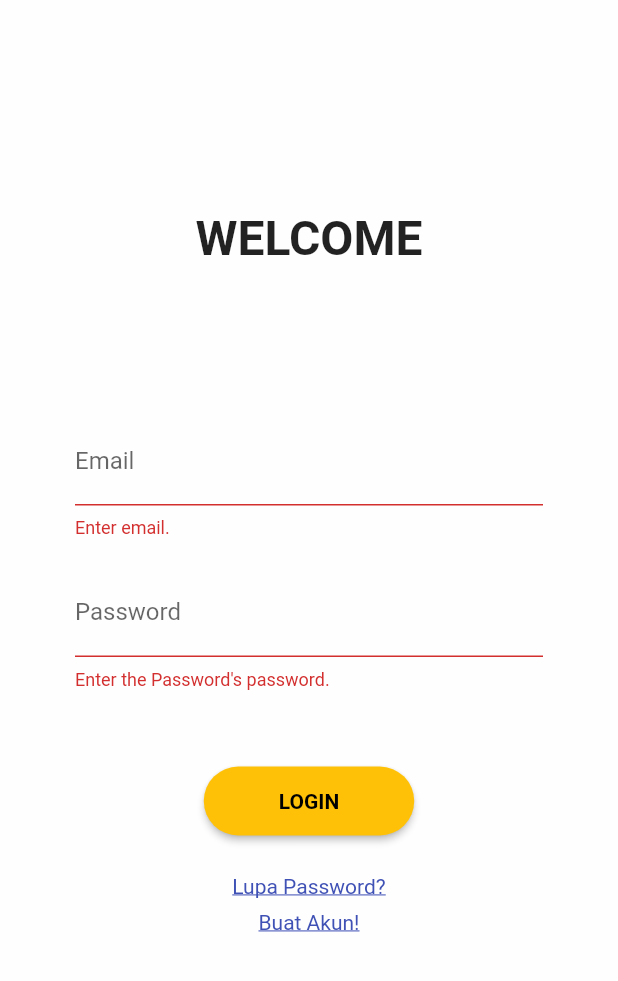
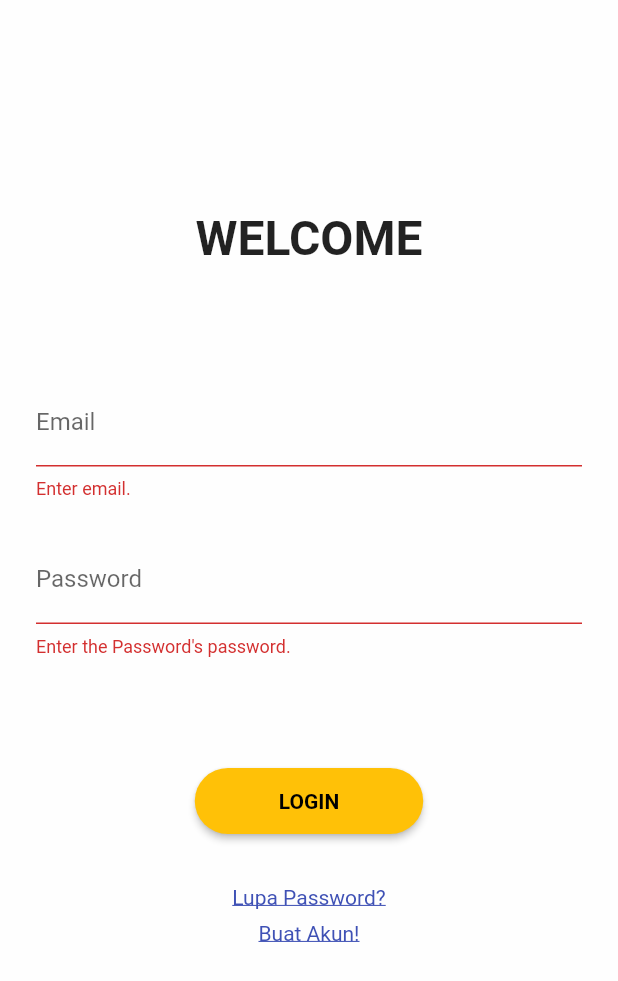
Before and after one commit to Rafael-Wun/project_unilink, a Flutter app: the screen it shows after launch, after a tap on "LOGIN", on a phone screen of 412 x 824 dp. Shown: the top 981 px of the screen. Run offline on Flutter 3.47's test engine with Material 2 defaults, Android fonts, the phone set to English and light mode, and no system bars; our stand-ins replace persistent_bottom_nav_bar; network calls fail.

Commit message:
exit commit

```diff
--- a/lib/main.dart
+++ b/lib/main.dart
@@ -1,6 +1,5 @@
 import 'package:flutter/material.dart';
-import 'package:unilink/views/main_menu.dart';
-import 'package:unilink/views/pages/login_home.dart';
+import 'package:unilink/views/pages/login_view.dart';
 
 void main() => runApp(UnilinkApp());
 
@@ -16,7 +15,7 @@ class UnilinkApp extends StatelessWidget {
       debugShowCheckedModeBanner: false,
       title: 'Unilink App',
       //home: MainMenu(),
-      home: LoginHome(),
+      home: LoginView(),
     );
   }
 }
--- a/lib/views/pages/login_home.dart
+++ b/lib/views/pages/login_view.dart
@@ -1,21 +1,19 @@
 import 'package:flutter/material.dart';
 import 'package:unilink/views/main_menu.dart';
 
-
-class LoginHome extends StatefulWidget {
-  const LoginHome({super.key});
+class LoginView extends StatefulWidget {
+  const LoginView({super.key});
 
   @override
-  State<LoginHome> createState() => _LoginHomeState();
+  State<LoginView> createState() => _LoginViewState();
 }
 
-class _LoginHomeState extends State<LoginHome> {
+class _LoginViewState extends State<LoginView> {
   final _passController = TextEditingController();
   final _emailController = TextEditingController();
   final _formKey = GlobalKey<FormState>();
 
   bool loggedIn = false;
-  late String password;
 
   void _validate() {
     final form = _formKey.currentState;
@@ -26,8 +24,10 @@ class _LoginHomeState extends State<LoginHome> {
     final password = _passController.text;
     final email = _emailController.text;
 
-    Navigator.of(context).push(
-      MaterialPageRoute(builder: (_) => MainMenu(password:password, email:email)),
+    Navigator.of(context).pushReplacement(
+      MaterialPageRoute(
+        builder: (_) => MainMenu(password: password, email: email),
+      ),
     );
   }
 
@@ -57,10 +57,7 @@ class _LoginHomeState extends State<LoginHome> {
             padding: EdgeInsets.only(top: 140),
             child: Text(
               "WELCOME",
-              style: TextStyle(
-                  fontSize: 32,
-                  fontWeight: FontWeight.bold
-              ),
+              style: TextStyle(fontSize: 32, fontWeight: FontWeight.bold),
             ),
           ),
         ],
@@ -72,7 +69,7 @@ class _LoginHomeState extends State<LoginHome> {
     return Form(
       key: _formKey,
       child: Padding(
-        padding: const EdgeInsets.all(50.0),
+        padding: const EdgeInsets.all(24.0),
         child: Column(
           mainAxisAlignment: MainAxisAlignment.center,
           children: [
@@ -81,15 +78,14 @@ class _LoginHomeState extends State<LoginHome> {
               keyboardType: TextInputType.emailAddress,
               decoration: InputDecoration(
                   enabledBorder: OutlineInputBorder(
-                    borderRadius: BorderRadius.circular(12),
+                    borderRadius: BorderRadius.circular(10.0),
                     borderSide: BorderSide(),
                   ),
                   focusedBorder: OutlineInputBorder(
-                    borderRadius: BorderRadius.circular(12),
+                    borderRadius: BorderRadius.circular(10.0),
                     borderSide: BorderSide(),
                   ),
-                  labelText: 'Email'
-              ),
+                  labelText: 'Email'),
               validator: (text) {
                 if (text!.isEmpty) {
                   return 'Enter email.';
@@ -102,50 +98,46 @@ class _LoginHomeState extends State<LoginHome> {
               },
             ),
             SizedBox(
-              height: 20,
+              height: 24,
             ),
             TextFormField(
               controller: _passController,
               obscureText: true,
               decoration: InputDecoration(
                   enabledBorder: OutlineInputBorder(
-                    borderRadius: BorderRadius.circular(12),
+                    borderRadius: BorderRadius.circular(10.0),
                     borderSide: BorderSide(),
                   ),
                   focusedBorder: OutlineInputBorder(
-                    borderRadius: BorderRadius.circular(12),
+                    borderRadius: BorderRadius.circular(10.0),
                     borderSide: BorderSide(),
                   ),
-                  labelText: 'Password'
-              ),
-              validator: (text) => text!.isEmpty ? 'Enter the Password\'s password.' : null,
+                  labelText: 'Password'),
+              validator: (text) =>
+                  text!.isEmpty ? 'Enter the Password\'s password.' : null,
             ),
-            SizedBox(height: 50),
+            SizedBox(height: 72),
             ElevatedButton(
               onPressed: _validate,
               child: Text(
                 'LOGIN',
-                style: TextStyle(
-                    color: Colors.black,
-                    fontWeight: FontWeight.bold
-                ),
+                style:
+                    TextStyle(color: Colors.black, fontWeight: FontWeight.bold),
               ),
               style: ElevatedButton.styleFrom(
-                  shape: RoundedRectangleBorder(
-                    borderRadius: BorderRadius.circular(30),
-                  ),
+                shape: RoundedRectangleBorder(
+                  borderRadius: BorderRadius.circular(50.0),
+                ),
                 backgroundColor: Colors.amber,
-                padding:EdgeInsets.only(left: 50, right: 50, top: 15, bottom: 15),
+                padding: EdgeInsets.fromLTRB(56, 14, 56, 14),
               ),
             ),
             Padding(
-              padding: EdgeInsets.only(top: 25),
+              padding: EdgeInsets.only(top: 32),
               child: Text(
                 "Lupa Password?",
                 style: TextStyle(
-                    decoration: TextDecoration.underline,
-                    color: Colors.indigo
-                ),
+                    decoration: TextDecoration.underline, color: Colors.indigo),
               ),
             ),
             Padding(
@@ -153,9 +145,7 @@ class _LoginHomeState extends State<LoginHome> {
               child: Text(
                 "Buat Akun!",
                 style: TextStyle(
-                    decoration: TextDecoration.underline,
-                    color: Colors.indigo
-                ),
+                    decoration: TextDecoration.underline, color: Colors.indigo),
               ),
             ),
           ],
```
